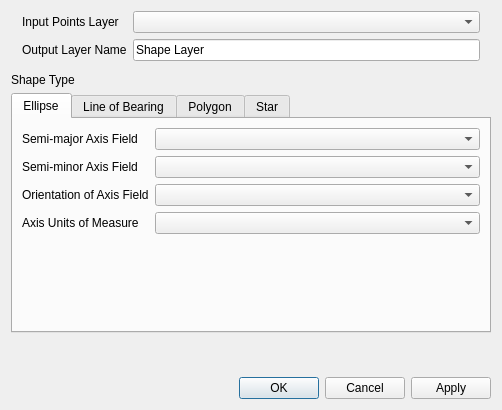
Qt form vector2Shape.ui (NationalSecurityAgency/qgis-shapetools-plugin) before a commit.
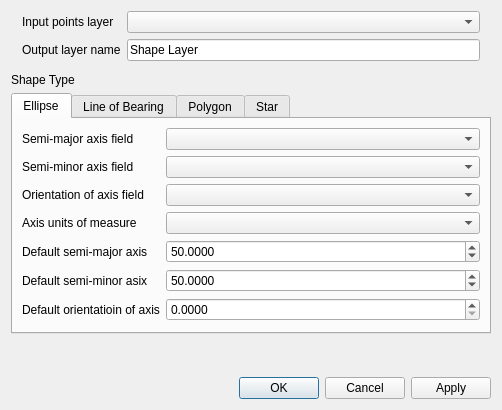
The same form after that commit. Custom widgets are drawn as their Qt base class.

Commit message: Added polygon and star and included more default parameters.

```diff
--- a/vector2Shape.ui
+++ b/vector2Shape.ui
@@ -28,7 +28,7 @@
      <item row="0" column="0">
       <widget class="QLabel" name="label">
        <property name="text">
-        <string>Input Points Layer</string>
+        <string>Input points layer</string>
        </property>
       </widget>
      </item>
@@ -38,7 +38,7 @@
      <item row="1" column="0">
       <widget class="QLabel" name="label_3">
        <property name="text">
-        <string>Output Layer Name</string>
+        <string>Output layer name</string>
        </property>
       </widget>
      </item>
@@ -89,28 +89,28 @@
          <item row="0" column="0">
           <widget class="QLabel" name="label_7">
            <property name="text">
-            <string>Semi-major Axis Field</string>
+            <string>Semi-major axis field</string>
            </property>
           </widget>
          </item>
          <item row="1" column="0">
           <widget class="QLabel" name="label_8">
            <property name="text">
-            <string>Semi-minor Axis Field</string>
+            <string>Semi-minor axis field</string>
            </property>
           </widget>
          </item>
          <item row="2" column="0">
           <widget class="QLabel" name="label_9">
            <property name="text">
-            <string>Orientation of Axis Field</string>
+            <string>Orientation of axis field</string>
            </property>
           </widget>
          </item>
          <item row="3" column="0">
           <widget class="QLabel" name="label_10">
            <property name="text">
-            <string>Axis Units of Measure</string>
+            <string>Axis units of measure</string>
            </property>
           </widget>
          </item>
@@ -154,6 +154,63 @@
            </property>
           </widget>
          </item>
+         <item row="4" column="0">
+          <widget class="QLabel" name="label_24">
+           <property name="text">
+            <string>Default semi-major axis</string>
+           </property>
+          </widget>
+         </item>
+         <item row="5" column="0">
+          <widget class="QLabel" name="label_25">
+           <property name="text">
+            <string>Default semi-minor asix</string>
+           </property>
+          </widget>
+         </item>
+         <item row="6" column="0">
+          <widget class="QLabel" name="label_26">
+           <property name="text">
+            <string>Default orientatioin of axis</string>
+           </property>
+          </widget>
+         </item>
+         <item row="6" column="1">
+          <widget class="QDoubleSpinBox" name="defOrientationSpinBox">
+           <property name="decimals">
+            <number>4</number>
+           </property>
+           <property name="maximum">
+            <double>360.000000000000000</double>
+           </property>
+          </widget>
+         </item>
+         <item row="4" column="1">
+          <widget class="QDoubleSpinBox" name="defSemiMajorSpinBox">
+           <property name="decimals">
+            <number>4</number>
+           </property>
+           <property name="maximum">
+            <double>1000000000.000000000000000</double>
+           </property>
+           <property name="value">
+            <double>50.000000000000000</double>
+           </property>
+          </widget>
+         </item>
+         <item row="5" column="1">
+          <widget class="QDoubleSpinBox" name="defSemiMinorSpinBox">
+           <property name="decimals">
+            <number>4</number>
+           </property>
+           <property name="maximum">
+            <double>1000000000.000000000000000</double>
+           </property>
+           <property name="value">
+            <double>50.000000000000000</double>
+           </property>
+          </widget>
+         </item>
         </layout>
        </item>
       </layout>
```
Left out of the diff: 56 changed lines with no effect on the pictures. The commit also changes 1 other file.
